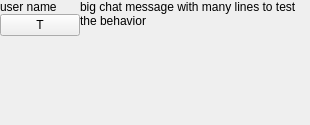
The window that src/Common/gui/ChatMessagePanel.ui (elieserdejesus/JamTaba) describes before a commit, drawn with Qt 5.
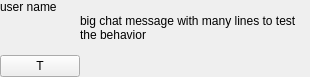
The same window after the commit.

Commit message:
Changing chat messages layout
 - Changing chat messages layout to allow big user names. Now the user name is in top and the chat message is in bottom. Both user name and msg have more horizontal space now.

 - Adding a test just to run the message panel without start entire Jamtaba and run quick layout visual tests.

What changed in the file:
```diff
--- a/src/Common/gui/ChatMessagePanel.ui
+++ b/src/Common/gui/ChatMessagePanel.ui
@@ -7,7 +7,7 @@
     <x>0</x>
     <y>0</y>
     <width>310</width>
-    <height>125</height>
+    <height>77</height>
    </rect>
   </property>
   <property name="sizePolicy">
@@ -22,7 +22,7 @@
   <property name="autoFillBackground">
    <bool>false</bool>
   </property>
-  <layout class="QHBoxLayout" name="horizontalLayout">
+  <layout class="QVBoxLayout" name="verticalLayout">
    <property name="spacing">
     <number>0</number>
    </property>
@@ -41,34 +41,10 @@
    <property name="bottomMargin">
     <number>0</number>
    </property>
-   <item alignment="Qt::AlignTop">
-    <widget class="QWidget" name="widget" native="true">
-     <property name="sizePolicy">
-      <sizepolicy hsizetype="Fixed" vsizetype="Expanding">
-       <horstretch>0</horstretch>
-       <verstretch>2</verstretch>
-      </sizepolicy>
-     </property>
-     <layout class="QVBoxLayout" name="verticalLayout">
-      <property name="spacing">
-       <number>0</number>
-      </property>
-      <property name="leftMargin">
-       <number>0</number>
-      </property>
-      <property name="topMargin">
-       <number>0</number>
-      </property>
-      <property name="rightMargin">
-       <number>0</number>
-      </property>
-      <property name="bottomMargin">
-       <number>0</number>
-      </property>
       <item>
        <widget class="QLabel" name="labelUserName">
         <property name="sizePolicy">
-         <sizepolicy hsizetype="Fixed" vsizetype="Fixed">
+      <sizepolicy hsizetype="Preferred" vsizetype="Maximum">
           <horstretch>0</horstretch>
           <verstretch>0</verstretch>
          </sizepolicy>
@@ -90,10 +66,15 @@
         </property>
        </widget>
       </item>
+   <item>
+    <layout class="QHBoxLayout" name="horizontalLayout">
+     <property name="spacing">
+      <number>0</number>
+     </property>
       <item alignment="Qt::AlignRight|Qt::AlignBottom">
        <widget class="QPushButton" name="translateButton">
         <property name="sizePolicy">
-         <sizepolicy hsizetype="Maximum" vsizetype="Fixed">
+        <sizepolicy hsizetype="Preferred" vsizetype="Fixed">
           <horstretch>0</horstretch>
           <verstretch>0</verstretch>
          </sizepolicy>
@@ -109,15 +90,12 @@
         </property>
        </widget>
       </item>
-     </layout>
-    </widget>
-   </item>
    <item>
     <widget class="QLabel" name="labelMessage">
      <property name="sizePolicy">
       <sizepolicy hsizetype="Preferred" vsizetype="Preferred">
-       <horstretch>0</horstretch>
-       <verstretch>0</verstretch>
+         <horstretch>1</horstretch>
+         <verstretch>1</verstretch>
       </sizepolicy>
      </property>
      <property name="text">
@@ -142,6 +120,8 @@
       <set>Qt::LinksAccessibleByKeyboard|Qt::LinksAccessibleByMouse|Qt::TextBrowserInteraction|Qt::TextSelectableByKeyboard|Qt::TextSelectableByMouse</set>
      </property>
     </widget>
+     </item>
+    </layout>
    </item>
   </layout>
  </widget>
```
Lines whose indentation alone changed are shown as unchanged. The commit also changes 7 other files.
